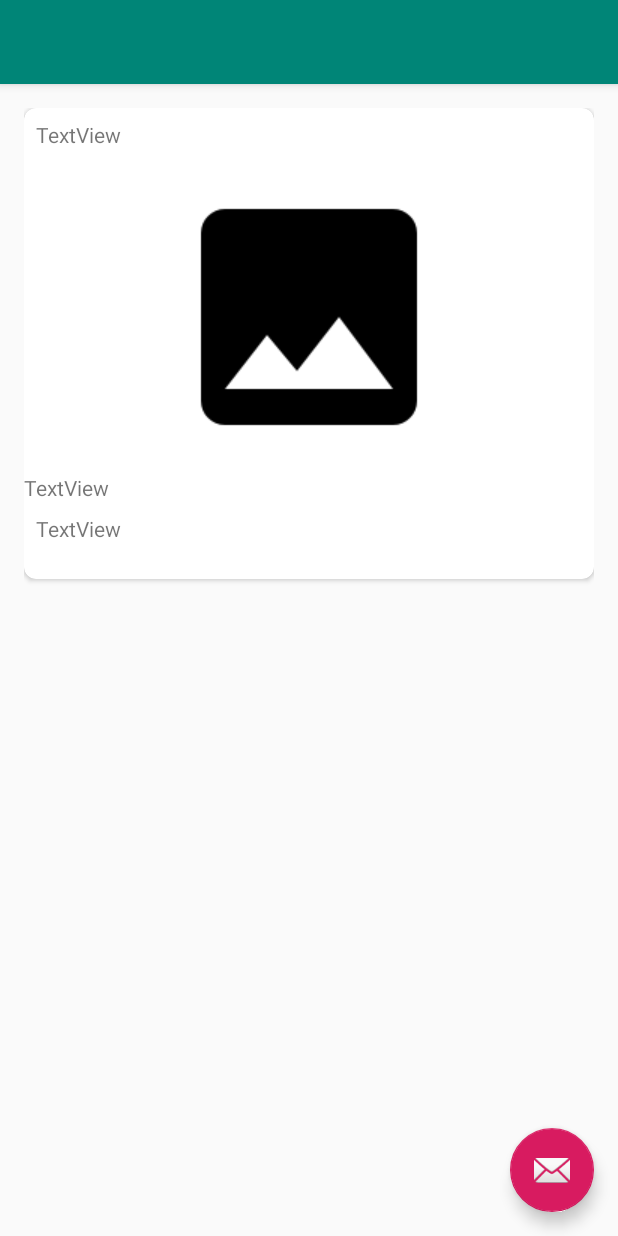
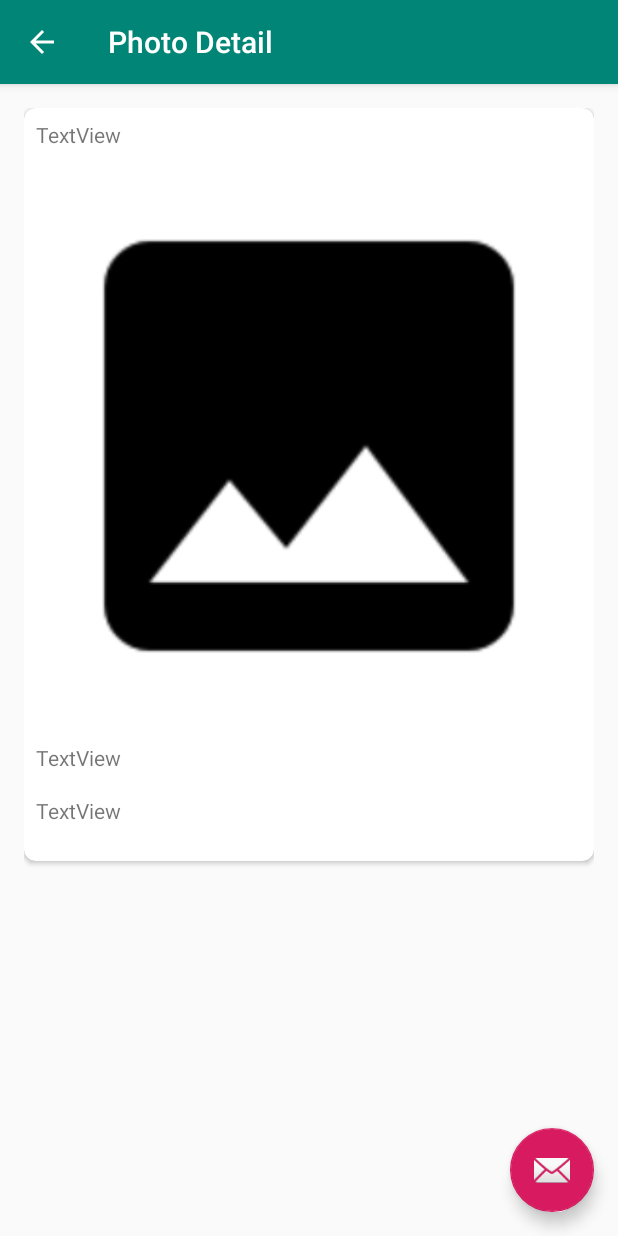
Before and after one commit to Anik7303/flickr_clone, an Android app: the PhotoDetailActivity screen opened directly, with no data from a screen before it, on a phone screen of 412 x 824 dp. Run offline under Robolectric (Android 15) with nearby library versions, the phone set to English and light mode, and no system bars; our stand-ins replace Picasso; pictures from the network do not load.

```diff
--- a/app/src/main/java/com/anikmohammad/tryoutflickr/BaseActivity.java
+++ b/app/src/main/java/com/anikmohammad/tryoutflickr/BaseActivity.java
@@ -13,15 +13,15 @@ public class BaseActivity extends AppCompatActivity {
     public void activateToolbar(boolean enable) {
         Log.d(TAG, "activateToolbar: starts");
         ActionBar actionBar = getSupportActionBar();
-        if(actionBar != null) {
+        if(actionBar == null) {
             Toolbar toolbar = findViewById(R.id.toolbar);
             if(toolbar != null) {
                 setSupportActionBar(toolbar);
                 actionBar = getSupportActionBar();
-                if(actionBar != null) {
-                    actionBar.setDisplayHomeAsUpEnabled(enable);
-                }
             }
+        }
+        if(actionBar != null) {
+            actionBar.setDisplayHomeAsUpEnabled(enable);
         }
     }
 }
--- a/app/src/main/res/layout/content_photo_detail.xml
+++ b/app/src/main/res/layout/content_photo_detail.xml
@@ -45,6 +45,7 @@
                     android:layout_width="match_parent"
                     android:layout_height="wrap_content"
                     android:layout_margin="8dp"
+                    android:adjustViewBounds="true"
                     android:scaleType="fitCenter"
                     app:srcCompat="@drawable/placeholder" />
 
@@ -52,6 +53,7 @@
                     android:id="@+id/photo_title"
                     android:layout_width="match_parent"
                     android:layout_height="wrap_content"
+                    android:layout_margin="8dp"
                     android:text="TextView" />
 
                 <TextView
```
Also changed, not shown: app/src/main/AndroidManifest.xml (+6 -1 lines), app/src/main/java/com/anikmohammad/tryoutflickr/PhotoDetailActivity.java (+21 -0 lines).
